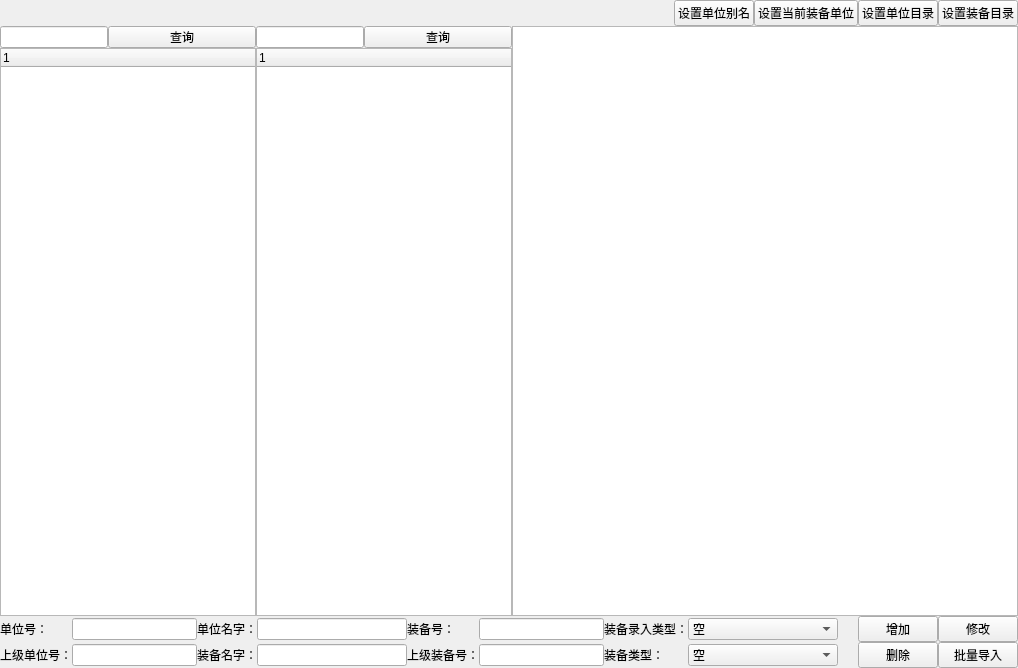
Above: widgets/strengthDisturb/select_set.ui from Belos10/Equip before the change. Below: the same form after it.
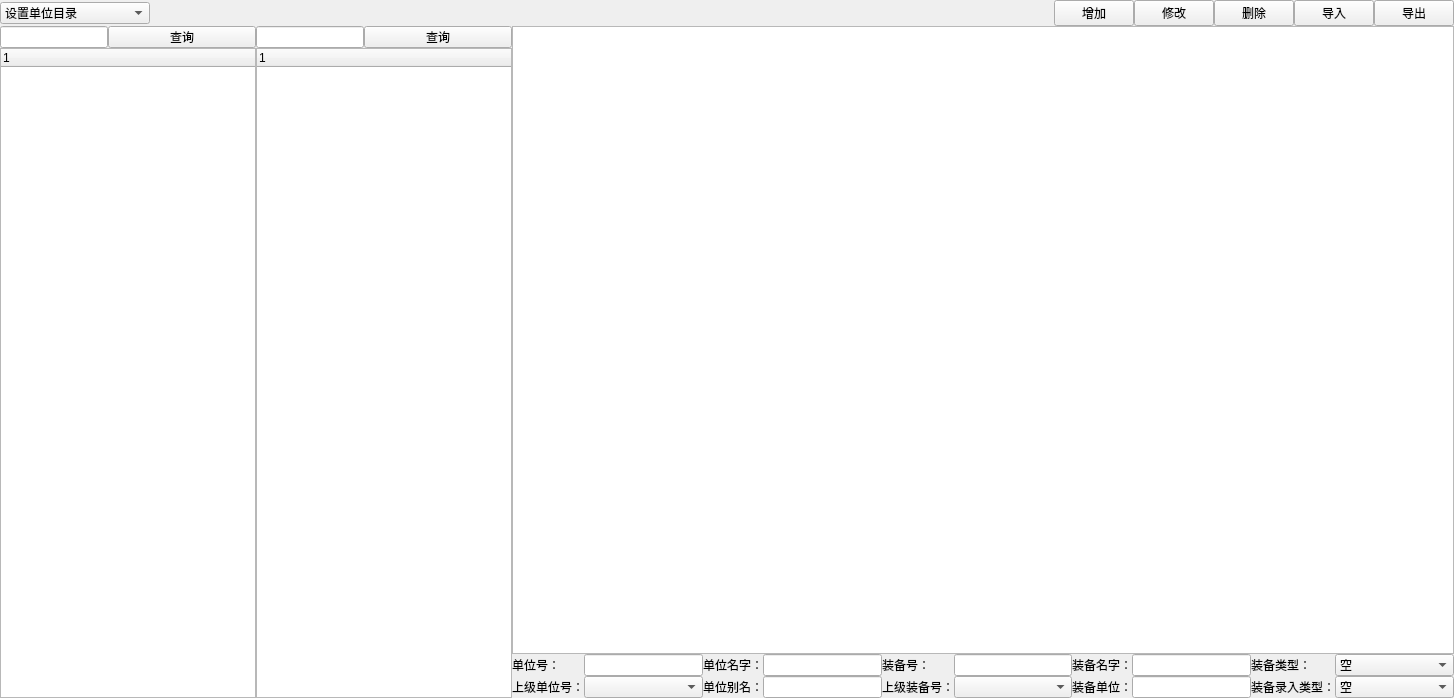
That is the form after the change.

Commit message: 更新导入目录功能，更新阵地以及危险品大体内容。

```diff
--- a/widgets/strengthDisturb/select_set.ui
+++ b/widgets/strengthDisturb/select_set.ui
@@ -6,14 +6,17 @@
    <rect>
     <x>0</x>
     <y>0</y>
-    <width>1018</width>
-    <height>668</height>
+    <width>1454</width>
+    <height>698</height>
    </rect>
   </property>
   <property name="windowTitle">
    <string>Form</string>
   </property>
-  <layout class="QGridLayout" name="gridLayout_5">
+  <layout class="QVBoxLayout" name="verticalLayout_3">
+   <property name="spacing">
+    <number>0</number>
+   </property>
    <property name="leftMargin">
     <number>0</number>
    </property>
@@ -26,10 +29,7 @@
    <property name="bottomMargin">
     <number>0</number>
    </property>
-   <property name="spacing">
-    <number>0</number>
-   </property>
-   <item row="0" column="0">
+   <item>
     <widget class="QWidget" name="chooseWidget" native="true">
      <layout class="QGridLayout" name="gridLayout_3">
       <property name="leftMargin">
@@ -50,71 +50,80 @@
       <item row="0" column="0">
        <layout class="QHBoxLayout" name="horizontalLayout">
         <item>
-         <spacer name="horizontalSpacer">
-          <property name="orientation">
-           <enum>Qt::Horizontal</enum>
-          </property>
-          <property name="sizeHint" stdset="0">
+         <widget class="QComboBox" name="cb_setChoose">
+          <property name="minimumSize">
            <size>
-            <width>40</width>
-            <height>20</height>
+            <width>150</width>
+            <height>0</height>
            </size>
           </property>
-         </spacer>
-        </item>
         <item>
-         <widget class="QPushButton" name="pb_setUnitAlias">
-          <property name="text">
-           <string>设置单位别名</string>
-          </property>
-         </widget>
-        </item>
-        <item>
-         <widget class="QPushButton" name="pb_setEquipUnit">
-          <property name="text">
-           <string>设置当前装备单位</string>
-          </property>
-         </widget>
-        </item>
-        <item>
-         <widget class="QPushButton" name="pb_setUnit">
           <property name="text">
            <string>设置单位目录</string>
           </property>
-         </widget>
         </item>
         <item>
-         <widget class="QPushButton" name="pb_setEquip">
           <property name="text">
            <string>设置装备目录</string>
           </property>
+          </item>
          </widget>
         </item>
-       </layout>
-      </item>
-     </layout>
-    </widget>
-   </item>
-   <item row="1" column="0">
-    <widget class="QWidget" name="selectWidget" native="true">
-     <layout class="QGridLayout" name="gridLayout">
-      <property name="leftMargin">
-       <number>0</number>
-      </property>
-      <property name="topMargin">
-       <number>0</number>
-      </property>
-      <property name="rightMargin">
-       <number>0</number>
-      </property>
-      <property name="bottomMargin">
-       <number>0</number>
-      </property>
-      <property name="spacing">
-       <number>0</number>
-      </property>
-      <item row="0" column="0">
-       <layout class="QHBoxLayout" name="horizontalLayout_9">
+        <item>
+         <spacer name="horizontalSpacer">
+          <property name="orientation">
+           <enum>Qt::Horizontal</enum>
+          </property>
+          <property name="sizeHint" stdset="0">
+           <size>
+            <width>40</width>
+            <height>20</height>
+           </size>
+          </property>
+         </spacer>
+        </item>
+        <item>
+         <widget class="QPushButton" name="pb_add">
+          <property name="text">
+           <string>增加</string>
+          </property>
+         </widget>
+        </item>
+        <item>
+         <widget class="QPushButton" name="pb_update">
+          <property name="text">
+           <string>修改</string>
+          </property>
+         </widget>
+        </item>
+        <item>
+         <widget class="QPushButton" name="pb_del">
+          <property name="text">
+           <string>删除</string>
+          </property>
+         </widget>
+        </item>
+        <item>
+         <widget class="QPushButton" name="pb_input">
+          <property name="text">
+           <string>导入</string>
+          </property>
+         </widget>
+        </item>
+        <item>
+         <widget class="QPushButton" name="pb_output">
+          <property name="text">
+           <string>导出</string>
+          </property>
+         </widget>
+        </item>
+       </layout>
+      </item>
+     </layout>
+    </widget>
+   </item>
+   <item>
+    <layout class="QHBoxLayout" name="horizontalLayout_2">
         <item>
          <widget class="QWidget" name="wg_directory" native="true">
           <property name="sizePolicy">
@@ -242,127 +251,45 @@
          </widget>
         </item>
         <item>
+      <widget class="QWidget" name="selectWidget" native="true">
+       <layout class="QVBoxLayout" name="verticalLayout">
+        <property name="spacing">
+         <number>0</number>
+        </property>
+        <property name="leftMargin">
+         <number>0</number>
+        </property>
+        <property name="topMargin">
+         <number>0</number>
+        </property>
+        <property name="rightMargin">
+         <number>0</number>
+        </property>
+        <property name="bottomMargin">
+         <number>0</number>
+        </property>
+        <item>
          <widget class="QTableWidget" name="tb_result"/>
         </item>
-       </layout>
-      </item>
-     </layout>
-    </widget>
-   </item>
-   <item row="2" column="0">
-    <widget class="QWidget" name="inputWidget" native="true">
-     <layout class="QGridLayout" name="gridLayout_4">
+        <item>
+         <layout class="QGridLayout" name="gridLayout_2" columnstretch="0,1,0,1,0,1,0,1,0,1" columnminimumwidth="1,1,1,1,1,1,1,1,1,1">
       <property name="leftMargin">
        <number>0</number>
       </property>
-      <property name="topMargin">
-       <number>0</number>
-      </property>
       <property name="rightMargin">
        <number>0</number>
       </property>
-      <property name="bottomMargin">
-       <number>0</number>
-      </property>
       <property name="spacing">
        <number>0</number>
       </property>
-      <item row="0" column="0">
-       <layout class="QGridLayout" name="gridLayout_2">
-        <property name="leftMargin">
-         <number>0</number>
-        </property>
-        <property name="rightMargin">
-         <number>0</number>
-        </property>
-        <property name="spacing">
-         <number>0</number>
-        </property>
-        <item row="0" column="7">
-         <widget class="QComboBox" name="cb_inputType">
-          <property name="sizePolicy">
-           <sizepolicy hsizetype="Maximum" vsizetype="Fixed">
-            <horstretch>0</horstretch>
-            <verstretch>0</verstretch>
-           </sizepolicy>
-          </property>
-          <property name="minimumSize">
-           <size>
-            <width>150</width>
-            <height>0</height>
-           </size>
-          </property>
-          <item>
-           <property name="text">
-            <string>空</string>
-           </property>
-          </item>
-          <item>
-           <property name="text">
-            <string>逐号录入</string>
-           </property>
-          </item>
-          <item>
-           <property name="text">
-            <string>逐批录入</string>
-           </property>
-          </item>
-         </widget>
-        </item>
-        <item row="0" column="2">
-         <widget class="QLabel" name="lb_unitName">
-          <property name="text">
-           <string>单位名字：</string>
-          </property>
-         </widget>
-        </item>
-        <item row="0" column="0">
-         <widget class="QLabel" name="lb_unitID">
-          <property name="text">
-           <string>单位号：</string>
-          </property>
-         </widget>
-        </item>
-        <item row="0" column="4">
-         <widget class="QLabel" name="lb_equipID">
-          <property name="text">
-           <string>装备号：</string>
-          </property>
-         </widget>
-        </item>
-        <item row="0" column="6">
-         <widget class="QLabel" name="lb_inputType">
-          <property name="text">
-           <string>装备录入类型：</string>
-          </property>
-         </widget>
-        </item>
-        <item row="0" column="9">
-         <widget class="QPushButton" name="pb_add">
-          <property name="text">
-           <string>增加</string>
-          </property>
-         </widget>
-        </item>
-        <item row="0" column="10">
-         <widget class="QPushButton" name="pb_update">
-          <property name="text">
-           <string>修改</string>
-          </property>
-         </widget>
-        </item>
-        <item row="1" column="3">
-         <widget class="QLineEdit" name="le_equipName">
-          <property name="maximumSize">
-           <size>
-            <width>150</width>
-            <height>16777215</height>
-           </size>
-          </property>
-         </widget>
-        </item>
         <item row="1" column="0">
          <widget class="QLabel" name="lb_unitUper">
+            <property name="maximumSize">
+             <size>
+              <width>90</width>
+              <height>16777215</height>
+             </size>
+            </property>
           <property name="text">
            <string>上级单位号：</string>
           </property>
@@ -370,41 +297,76 @@
         </item>
         <item row="1" column="2">
          <widget class="QLabel" name="lb_equipName">
+            <property name="maximumSize">
+             <size>
+              <width>90</width>
+              <height>16777215</height>
+             </size>
+            </property>
           <property name="text">
-           <string>装备名字：</string>
+             <string>单位别名：</string>
           </property>
          </widget>
         </item>
         <item row="1" column="4">
          <widget class="QLabel" name="lb_equipUper">
+            <property name="maximumSize">
+             <size>
+              <width>90</width>
+              <height>16777215</height>
+             </size>
+            </property>
           <property name="text">
            <string>上级装备号：</string>
           </property>
          </widget>
         </item>
+          <item row="1" column="3">
+           <widget class="QLineEdit" name="le_unitAlias">
+            <property name="minimumSize">
+             <size>
+              <width>100</width>
+              <height>0</height>
+             </size>
+            </property>
+            <property name="maximumSize">
+             <size>
+              <width>16777215</width>
+              <height>16777215</height>
+             </size>
+            </property>
+           </widget>
+          </item>
+          <item row="0" column="6">
+           <widget class="QLabel" name="lb_inputType">
+            <property name="maximumSize">
+             <size>
+              <width>90</width>
+              <height>16777215</height>
+             </size>
+            </property>
+            <property name="text">
+             <string>装备名字：</string>
+            </property>
+           </widget>
+          </item>
         <item row="1" column="7">
-         <widget class="QComboBox" name="cb_equipType">
-          <item>
-           <property name="text">
-            <string>空</string>
-           </property>
-          </item>
-          <item>
-           <property name="text">
-            <string>通用装备</string>
-           </property>
-          </item>
-          <item>
-           <property name="text">
-            <string>专用装备</string>
-           </property>
-          </item>
-         </widget>
-        </item>
-        <item row="1" column="9">
-         <widget class="QPushButton" name="pb_del">
-          <property name="text">
-           <string>删除</string>
+           <widget class="QLineEdit" name="le_equipUnit">
+            <property name="minimumSize">
+             <size>
+              <width>100</width>
+              <height>0</height>
+             </size>
+            </property>
+           </widget>
+          </item>
+          <item row="0" column="7">
+           <widget class="QLineEdit" name="le_equipName">
+            <property name="minimumSize">
+             <size>
+              <width>100</width>
+              <height>0</height>
+             </size>
           </property>
          </widget>
         </item>
@@ -412,92 +374,204 @@
          <widget class="QLineEdit" name="le_unitName">
           <property name="minimumSize">
            <size>
-            <width>150</width>
+              <width>100</width>
             <height>0</height>
            </size>
           </property>
           <property name="maximumSize">
            <size>
-            <width>150</width>
+              <width>16777215</width>
             <height>16777215</height>
            </size>
           </property>
          </widget>
         </item>
-        <item row="1" column="10">
-         <widget class="QPushButton" name="pb_input">
-          <property name="text">
-           <string>批量导入</string>
-          </property>
-         </widget>
-        </item>
         <item row="1" column="6">
          <widget class="QLabel" name="lb_equipType">
+            <property name="maximumSize">
+             <size>
+              <width>90</width>
+              <height>16777215</height>
+             </size>
+            </property>
           <property name="text">
-           <string>装备类型：</string>
-          </property>
-         </widget>
-        </item>
-        <item row="0" column="8">
-         <spacer name="horizontalSpacer_2">
-          <property name="orientation">
-           <enum>Qt::Horizontal</enum>
-          </property>
-          <property name="sizeType">
-           <enum>QSizePolicy::Fixed</enum>
-          </property>
-          <property name="sizeHint" stdset="0">
-           <size>
-            <width>20</width>
-            <height>20</height>
-           </size>
-          </property>
-         </spacer>
-        </item>
-        <item row="1" column="1">
-         <widget class="QLineEdit" name="le_unitUper">
-          <property name="maximumSize">
-           <size>
-            <width>150</width>
-            <height>16777215</height>
-           </size>
-          </property>
-         </widget>
-        </item>
-        <item row="0" column="1">
-         <widget class="QLineEdit" name="le_unitID">
-          <property name="maximumSize">
-           <size>
-            <width>150</width>
-            <height>16777215</height>
-           </size>
+             <string>装备单位：</string>
           </property>
          </widget>
         </item>
         <item row="0" column="5">
          <widget class="QLineEdit" name="le_equipID">
+            <property name="minimumSize">
+             <size>
+              <width>100</width>
+              <height>0</height>
+             </size>
+            </property>
           <property name="maximumSize">
            <size>
-            <width>150</width>
+              <width>16777215</width>
             <height>16777215</height>
            </size>
           </property>
          </widget>
         </item>
+          <item row="0" column="1">
+           <widget class="QLineEdit" name="le_unitID">
+            <property name="minimumSize">
+             <size>
+              <width>100</width>
+              <height>0</height>
+             </size>
+            </property>
+            <property name="maximumSize">
+             <size>
+              <width>16777215</width>
+              <height>16777215</height>
+             </size>
+            </property>
+           </widget>
+          </item>
+          <item row="0" column="4">
+           <widget class="QLabel" name="lb_equipID">
+            <property name="maximumSize">
+             <size>
+              <width>90</width>
+              <height>16777215</height>
+             </size>
+            </property>
+            <property name="text">
+             <string>装备号：</string>
+            </property>
+           </widget>
+          </item>
+          <item row="0" column="2">
+           <widget class="QLabel" name="lb_unitName">
+            <property name="maximumSize">
+             <size>
+              <width>90</width>
+              <height>16777215</height>
+             </size>
+            </property>
+            <property name="text">
+             <string>单位名字：</string>
+            </property>
+           </widget>
+          </item>
+          <item row="0" column="0">
+           <widget class="QLabel" name="lb_unitID">
+            <property name="maximumSize">
+             <size>
+              <width>90</width>
+              <height>16777215</height>
+             </size>
+            </property>
+            <property name="text">
+             <string>单位号：</string>
+            </property>
+           </widget>
+          </item>
+          <item row="0" column="8">
+           <widget class="QLabel" name="label">
+            <property name="maximumSize">
+             <size>
+              <width>90</width>
+              <height>16777215</height>
+             </size>
+            </property>
+            <property name="text">
+             <string>装备类型：</string>
+            </property>
+           </widget>
+          </item>
+          <item row="0" column="9">
+           <widget class="QComboBox" name="cb_equipType">
+            <property name="minimumSize">
+             <size>
+              <width>100</width>
+              <height>0</height>
+             </size>
+            </property>
+            <item>
+             <property name="text">
+              <string>空</string>
+             </property>
+            </item>
+            <item>
+             <property name="text">
+              <string>通用装备</string>
+             </property>
+            </item>
+            <item>
+             <property name="text">
+              <string>专用装备</string>
+             </property>
+            </item>
+           </widget>
+          </item>
+          <item row="1" column="8">
+           <widget class="QLabel" name="label_2">
+            <property name="maximumSize">
+             <size>
+              <width>90</width>
+              <height>16777215</height>
+             </size>
+            </property>
+            <property name="text">
+             <string>装备录入类型：</string>
+            </property>
+           </widget>
+          </item>
+          <item row="1" column="9">
+           <widget class="QComboBox" name="cb_inputType">
+            <property name="minimumSize">
+             <size>
+              <width>100</width>
+              <height>0</height>
+             </size>
+            </property>
+            <item>
+             <property name="text">
+              <string>空</string>
+             </property>
+            </item>
+            <item>
+             <property name="text">
+              <string>逐号录入信息</string>
+             </property>
+            </item>
+            <item>
+             <property name="text">
+              <string>逐批录入信息</string>
+             </property>
+            </item>
+           </widget>
+          </item>
         <item row="1" column="5">
-         <widget class="QLineEdit" name="le_equipUper">
-          <property name="maximumSize">
+           <widget class="QComboBox" name="cb_equipUper">
+            <property name="minimumSize">
            <size>
-            <width>150</width>
-            <height>16777215</height>
+              <width>100</width>
+              <height>0</height>
            </size>
           </property>
          </widget>
         </item>
+          <item row="1" column="1">
+           <widget class="QComboBox" name="cb_unitUper">
+            <property name="minimumSize">
+             <size>
+              <width>100</width>
+              <height>0</height>
+             </size>
+            </property>
+           </widget>
+          </item>
        </layout>
       </item>
      </layout>
     </widget>
+     </item>
+    </layout>
    </item>
   </layout>
  </widget>
```
Lines whose indentation alone changed are shown as unchanged. The commit also changes 37 other files.
